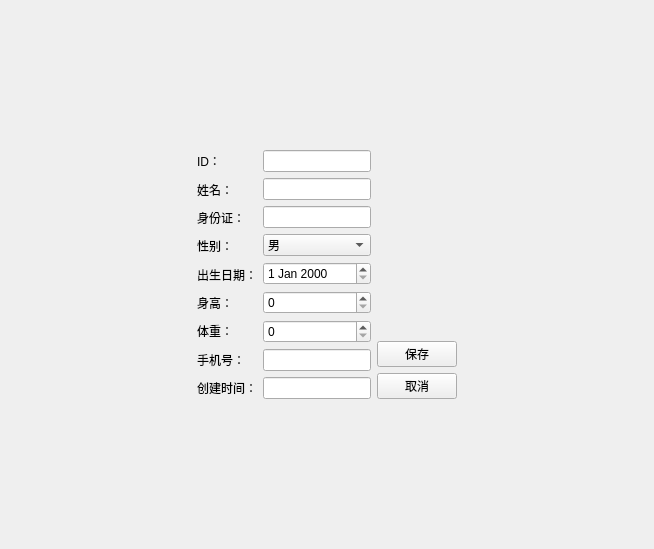
zjl8881/2023414290140, file lab3/patienteditview.ui: the form before one commit.
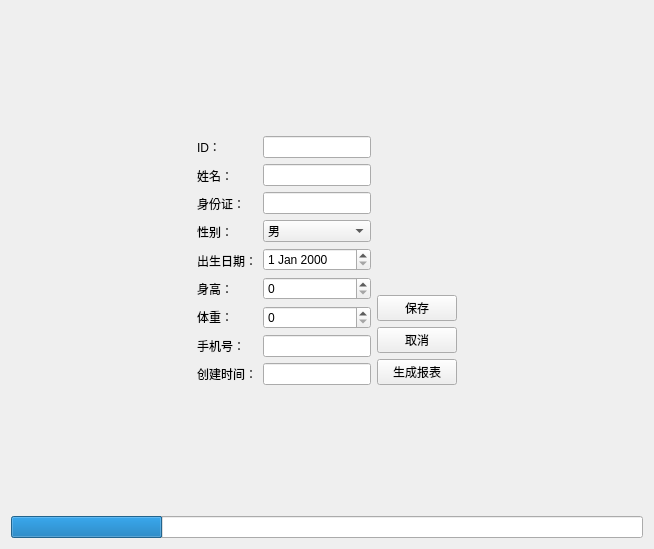
The form after the commit.

Diff of the .ui file:
```diff
--- a/lab3/patienteditview.ui
+++ b/lab3/patienteditview.ui
@@ -182,6 +182,13 @@
            </property>
           </widget>
          </item>
+         <item>
+          <widget class="QPushButton" name="btReport">
+           <property name="text">
+            <string>生成报表</string>
+           </property>
+          </widget>
+         </item>
         </layout>
        </item>
       </layout>
@@ -214,6 +221,16 @@
      </property>
     </spacer>
    </item>
+   <item>
+    <widget class="QProgressBar" name="progressBar">
+     <property name="value">
+      <number>24</number>
+     </property>
+     <property name="textVisible">
+      <bool>false</bool>
+     </property>
+    </widget>
+   </item>
   </layout>
  </widget>
  <resources/>
```
